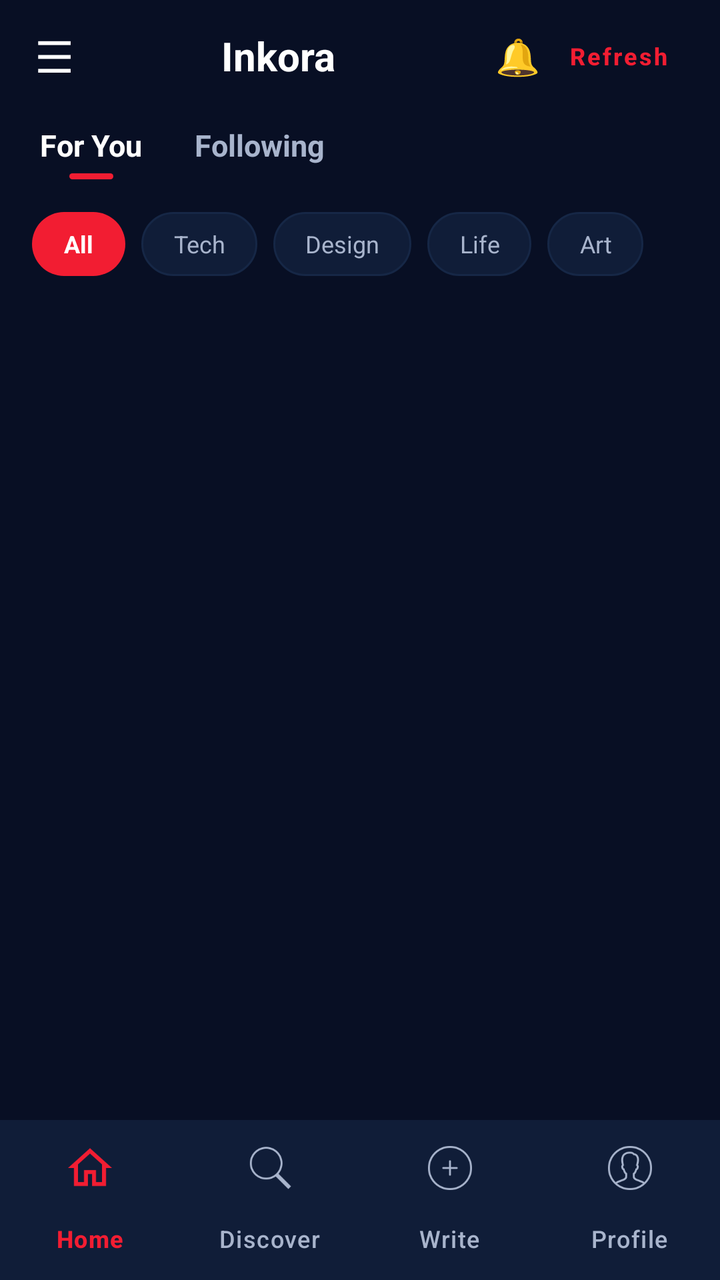
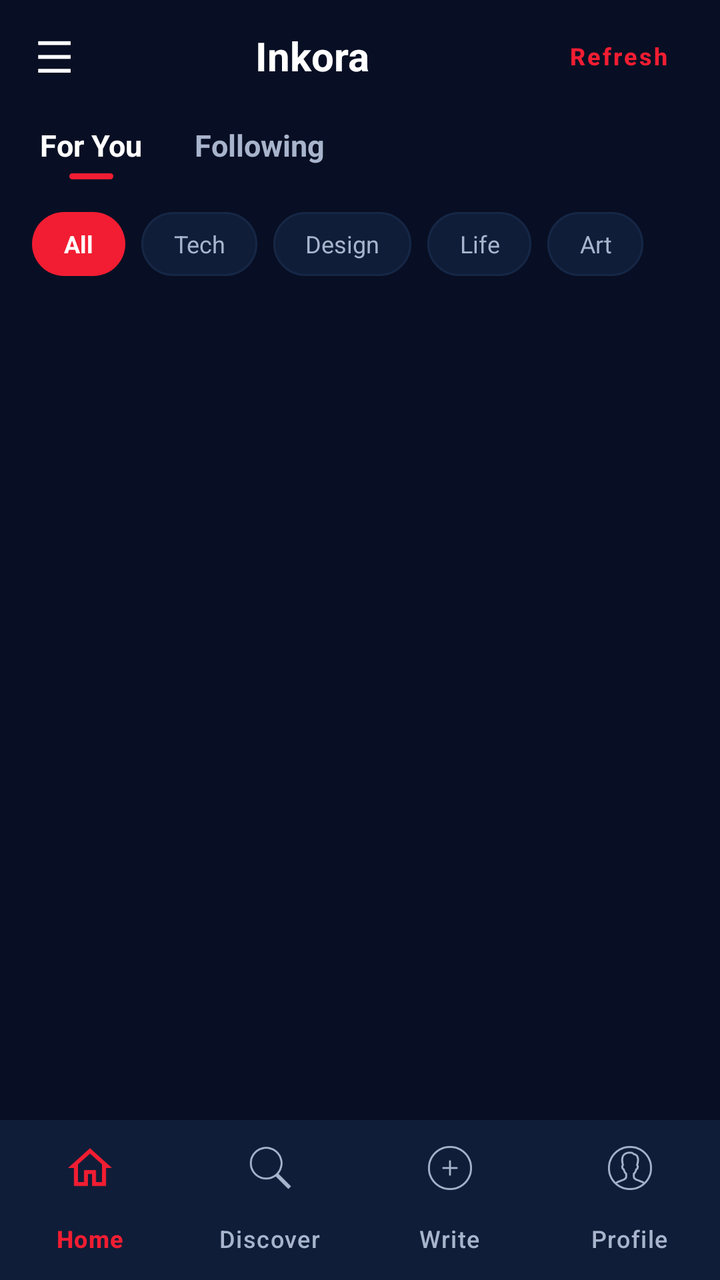

Compare the two renders of this Android layout. The source of the first and the diff that turns it into the second are given below.
<!-- AndroidManifest.xml: application theme Theme.Task_3 -->
<!-- res/layout/activity_home.xml -->
<?xml version="1.0" encoding="utf-8"?>
<androidx.constraintlayout.widget.ConstraintLayout
    xmlns:android="http://schemas.android.com/apk/res/android"
    xmlns:app="http://schemas.android.com/apk/res-auto"
    xmlns:tools="http://schemas.android.com/tools"
    android:id="@+id/main"
    android:layout_width="match_parent"
    android:layout_height="match_parent"
    android:fitsSystemWindows="true"
    android:background="@color/primary_background"
    tools:context=".home">

    
    <LinearLayout
        android:id="@+id/headerLayout"
        android:layout_width="match_parent"
        android:layout_height="56dp"
        android:gravity="center_vertical"
        android:orientation="horizontal"
        android:paddingHorizontal="18dp"
        app:layout_constraintTop_toTopOf="parent">

        <TextView
            android:id="@+id/btnMenu"
            android:layout_width="wrap_content"
            android:layout_height="wrap_content"
            android:text="☰"
            android:textColor="@color/primary_text"
            android:textSize="22sp" />

        <TextView
            android:id="@+id/tvBrandTitle"
            android:layout_width="0dp"
            android:layout_height="wrap_content"
            android:layout_weight="1"
            android:gravity="center"
            android:text="Inkora"
            android:textColor="@color/primary_text"
            android:textSize="20sp"
            android:textStyle="bold" />

        <TextView
            android:id="@+id/btnNotification"
            android:layout_width="wrap_content"
            android:layout_height="wrap_content"
            android:paddingHorizontal="6dp"
            android:text="🔔"
            android:textSize="18sp" />

        <Button
            android:id="@+id/refresh"
            style="@style/Widget.MaterialComponents.Button.TextButton"
            android:layout_width="wrap_content"
            android:layout_height="38dp"
            android:minWidth="0dp"
            android:paddingHorizontal="8dp"
            android:text="Refresh"
            android:textAllCaps="false"
            android:textColor="@color/primary_red"
            android:textSize="12sp"
            android:textStyle="bold" />
    </LinearLayout>

    
    <LinearLayout
        android:id="@+id/tabsLayout"
        android:layout_width="match_parent"
        android:layout_height="40dp"
        android:gravity="center_vertical"
        android:orientation="horizontal"
        android:paddingHorizontal="20dp"
        app:layout_constraintTop_toBottomOf="@id/headerLayout">

        
        <LinearLayout
            android:id="@+id/tabForYou"
            android:layout_width="wrap_content"
            android:layout_height="match_parent"
            android:gravity="center"
            android:orientation="vertical"
            android:paddingEnd="18dp">

            <TextView
                android:id="@+id/tvTabForYou"
                android:layout_width="wrap_content"
                android:layout_height="wrap_content"
                android:text="For You"
                android:textColor="@color/primary_text"
                android:textSize="15sp"
                android:textStyle="bold" />

            <View
                android:id="@+id/indicatorForYou"
                android:layout_width="22dp"
                android:layout_height="3dp"
                android:layout_marginTop="4dp"
                android:background="@drawable/bg_primary_button" />
        </LinearLayout>

        
        <LinearLayout
            android:id="@+id/tabFollowing"
            android:layout_width="wrap_content"
            android:layout_height="match_parent"
            android:gravity="center"
            android:orientation="vertical"
            android:paddingStart="8dp">

            <TextView
                android:id="@+id/tvTabFollowing"
                android:layout_width="wrap_content"
                android:layout_height="wrap_content"
                android:text="Following"
                android:textColor="@color/secondary_text"
                android:textSize="15sp"
                android:textStyle="bold" />

            <View
                android:id="@+id/indicatorFollowing"
                android:layout_width="22dp"
                android:layout_height="3dp"
                android:layout_marginTop="4dp"
                android:background="@android:color/transparent" />
        </LinearLayout>
    </LinearLayout>

    
    <HorizontalScrollView
        android:id="@+id/categoryFilterScroll"
        android:layout_width="match_parent"
        android:layout_height="wrap_content"
        android:layout_marginTop="6dp"
        android:paddingHorizontal="16dp"
        android:scrollbars="none"
        app:layout_constraintTop_toBottomOf="@id/tabsLayout">

        <LinearLayout
            android:id="@+id/layoutCategoryChips"
            android:layout_width="wrap_content"
            android:layout_height="wrap_content"
            android:orientation="horizontal"
            android:paddingVertical="4dp">

            <TextView
                android:id="@+id/chipHomeAll"
                android:layout_width="wrap_content"
                android:layout_height="32dp"
                android:background="@drawable/bg_pill_filter_selected"
                android:gravity="center"
                android:paddingHorizontal="16dp"
                android:text="All"
                android:textColor="@color/white"
                android:textSize="12sp"
                android:textStyle="bold" />

            <TextView
                android:id="@+id/chipHomeTech"
                android:layout_width="wrap_content"
                android:layout_height="32dp"
                android:layout_marginStart="8dp"
                android:background="@drawable/bg_pill_filter_unselected"
                android:gravity="center"
                android:paddingHorizontal="16dp"
                android:text="Tech"
                android:textColor="@color/secondary_text"
                android:textSize="12sp" />

            <TextView
                android:id="@+id/chipHomeDesign"
                android:layout_width="wrap_content"
                android:layout_height="32dp"
                android:layout_marginStart="8dp"
                android:background="@drawable/bg_pill_filter_unselected"
                android:gravity="center"
                android:paddingHorizontal="16dp"
                android:text="Design"
                android:textColor="@color/secondary_text"
                android:textSize="12sp" />

            <TextView
                android:id="@+id/chipHomeLife"
                android:layout_width="wrap_content"
                android:layout_height="32dp"
                android:layout_marginStart="8dp"
                android:background="@drawable/bg_pill_filter_unselected"
                android:gravity="center"
                android:paddingHorizontal="16dp"
                android:text="Life"
                android:textColor="@color/secondary_text"
                android:textSize="12sp" />

            <TextView
                android:id="@+id/chipHomeArt"
                android:layout_width="wrap_content"
                android:layout_height="32dp"
                android:layout_marginStart="8dp"
                android:background="@drawable/bg_pill_filter_unselected"
                android:gravity="center"
                android:paddingHorizontal="16dp"
                android:text="Art"
                android:textColor="@color/secondary_text"
                android:textSize="12sp" />
        </LinearLayout>
    </HorizontalScrollView>

    
    <ProgressBar
        android:id="@+id/pbFeedLoading"
        android:layout_width="32dp"
        android:layout_height="32dp"
        android:layout_marginTop="20dp"
        android:indeterminateTint="@color/primary_red"
        android:visibility="gone"
        app:layout_constraintTop_toBottomOf="@id/categoryFilterScroll"
        app:layout_constraintStart_toStartOf="parent"
        app:layout_constraintEnd_toEndOf="parent" />

    
    <TextView
        android:id="@+id/tvEmptyFeed"
        android:layout_width="wrap_content"
        android:layout_height="wrap_content"
        android:text="No posts found in this feed.\nCreate the first story!"
        android:textAlignment="center"
        android:textColor="@color/secondary_text"
        android:textSize="14sp"
        android:visibility="gone"
        app:layout_constraintTop_toBottomOf="@id/categoryFilterScroll"
        app:layout_constraintBottom_toTopOf="@id/bottom_nav"
        app:layout_constraintStart_toStartOf="parent"
        app:layout_constraintEnd_toEndOf="parent" />

    
    <androidx.recyclerview.widget.RecyclerView
        android:id="@+id/rvFeed"
        android:layout_width="match_parent"
        android:layout_height="0dp"
        android:layout_marginTop="8dp"
        android:paddingHorizontal="16dp"
        android:paddingBottom="16dp"
        android:clipToPadding="false"
        android:scrollbars="none"
        app:layout_constraintTop_toBottomOf="@id/categoryFilterScroll"
        app:layout_constraintBottom_toTopOf="@id/bottom_nav" />

    
    <com.google.android.material.bottomnavigation.BottomNavigationView
        android:id="@+id/bottom_nav"
        android:layout_width="match_parent"
        android:layout_height="wrap_content"
        android:background="@color/secondary_background"
        app:elevation="12dp"
        app:itemIconTint="@color/nav_item_color"
        app:itemTextColor="@color/nav_item_color"
        app:labelVisibilityMode="labeled"
        app:menu="@menu/bottom_nav_menu"
        app:layout_constraintBottom_toBottomOf="parent" />

</androidx.constraintlayout.widget.ConstraintLayout>
<!-- resources referenced by this layout -->
<resources>
  <color name="primary_background">#080F24</color>
  <color name="primary_red">#F21D32</color>
  <color name="primary_text">#FFFFFF</color>
  <color name="secondary_background">#101D38</color>
  <color name="secondary_text">#A8B4CC</color>
  <color name="white">#FFFFFF</color>
  <!-- drawable bg_pill_filter_selected (drawable) -->
  <?xml version="1.0" encoding="utf-8"?>
  <shape xmlns:android="http://schemas.android.com/apk/res/android"
      android:shape="rectangle">
      <solid android:color="@color/primary_red" />
      <corners android:radius="20dp" />
  </shape>
  <!-- drawable bg_pill_filter_unselected (drawable) -->
  <?xml version="1.0" encoding="utf-8"?>
  <shape xmlns:android="http://schemas.android.com/apk/res/android"
      android:shape="rectangle">
      <solid android:color="@color/secondary_background" />
      <stroke
          android:width="1dp"
          android:color="@color/card_surface" />
      <corners android:radius="20dp" />
  </shape>
  <!-- drawable bg_primary_button (drawable) -->
  <?xml version="1.0" encoding="utf-8"?>
  <shape xmlns:android="http://schemas.android.com/apk/res/android"
      android:shape="rectangle">
      <solid android:color="@color/primary_red" />
      <corners android:radius="26dp" />
  </shape>
  <style name="Theme.Task_3" parent="Base.Theme.Task_3" />
  <color name="card_surface">#162746</color>
  <style name="Base.Theme.Task_3" parent="Theme.Material3.DayNight.NoActionBar">
          <item name="colorPrimary">@color/primary_red</item>
          <item name="colorPrimaryVariant">@color/secondary_background</item>
          <item name="colorSecondary">@color/primary_red</item>
          <item name="android:statusBarColor">@color/primary_background</item>
          <item name="android:windowBackground">@color/primary_background</item>
          <item name="android:navigationBarColor">@color/secondary_background</item>
      </style>
</resources>

<!-- the commit's change to res/layout/activity_home.xml (unified diff, before → after) -->
@@ -38,14 +38,6 @@
             android:textColor="@color/primary_text"
             android:textSize="20sp"
             android:textStyle="bold" />
-
-        <TextView
-            android:id="@+id/btnNotification"
-            android:layout_width="wrap_content"
-            android:layout_height="wrap_content"
-            android:paddingHorizontal="6dp"
-            android:text="🔔"
-            android:textSize="18sp" />
 
         <Button
             android:id="@+id/refresh"
